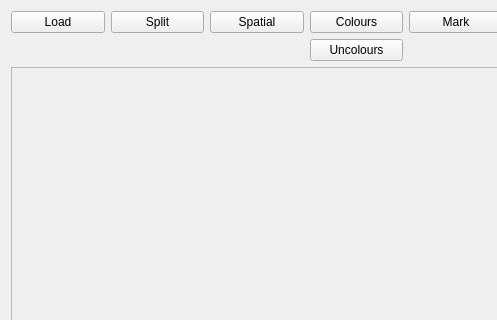
Qt form mainwindow.ui (michas-eu/img_compressor) before a commit; both pictures show x 0 to 497 and y 0 to 320 of the 613 by 596 pixel window.
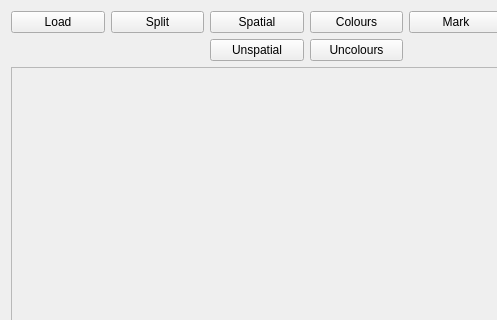
The same form after that commit.

What changed in the file:
```diff
--- a/mainwindow.ui
+++ b/mainwindow.ui
@@ -44,6 +44,13 @@
         </property>
        </widget>
       </item>
+      <item row="1" column="2">
+       <widget class="QPushButton" name="unspatial_btn">
+        <property name="text">
+         <string>Unspatial</string>
+        </property>
+       </widget>
+      </item>
       <item row="0" column="3">
        <widget class="QPushButton" name="colours_btn">
         <property name="text">
```
